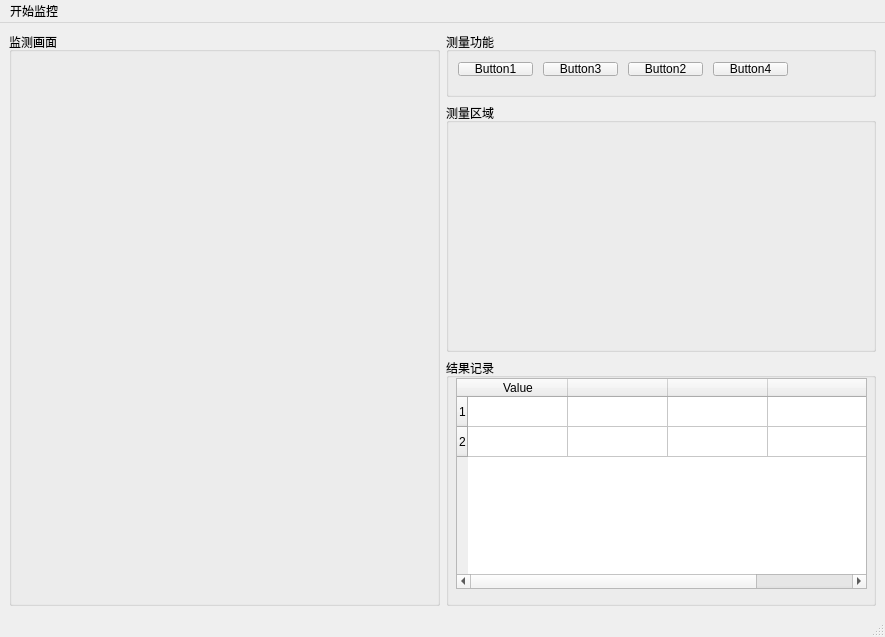
Before: the Qt Designer form main.ui in Bymas1997/pywindow, drawn with Qt 5.
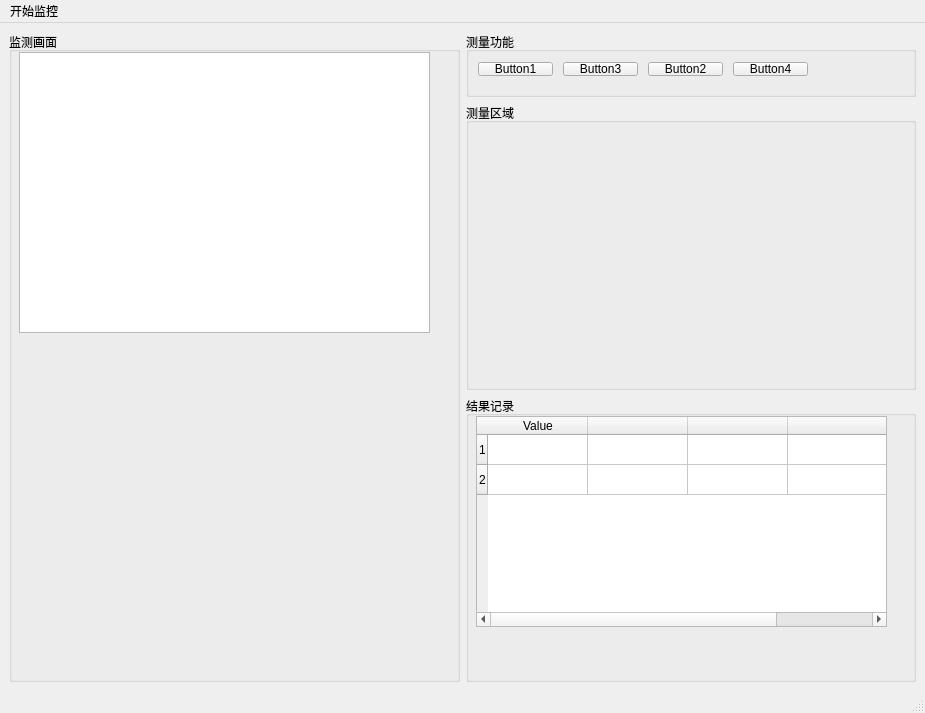
After: the same form once the commit is applied. Custom widgets are drawn as their Qt base class.

Patch:
```diff
--- a/main.ui
+++ b/main.ui
@@ -6,8 +6,8 @@
    <rect>
     <x>0</x>
     <y>0</y>
-    <width>885</width>
-    <height>637</height>
+    <width>925</width>
+    <height>713</height>
    </rect>
   </property>
   <property name="windowTitle">
@@ -18,10 +18,38 @@
     <item row="0" column="0">
      <layout class="QHBoxLayout" name="horizontalLayout_2">
       <item>
-       <widget class="PlotWidget" name="inspect">
+       <widget class="QGroupBox" name="inspect">
         <property name="title">
          <string>监测画面</string>
         </property>
+        <widget class="QGraphicsView" name="graphicsView">
+         <property name="geometry">
+          <rect>
+           <x>10</x>
+           <y>20</y>
+           <width>411</width>
+           <height>281</height>
+          </rect>
+         </property>
+         <property name="backgroundBrush">
+          <brush brushstyle="SolidPattern">
+           <color alpha="255">
+            <red>42</red>
+            <green>207</green>
+            <blue>196</blue>
+           </color>
+          </brush>
+         </property>
+         <property name="foregroundBrush">
+          <brush brushstyle="Dense5Pattern">
+           <color alpha="255">
+            <red>0</red>
+            <green>0</green>
+            <blue>0</blue>
+           </color>
+          </brush>
+         </property>
+        </widget>
        </widget>
       </item>
       <item>
@@ -175,7 +203,7 @@
     <rect>
      <x>0</x>
      <y>0</y>
-     <width>885</width>
+     <width>925</width>
      <height>23</height>
     </rect>
    </property>
@@ -188,14 +216,6 @@
   </widget>
   <widget class="QStatusBar" name="statusbar"/>
  </widget>
- <customwidgets>
-  <customwidget>
-   <class>PlotWidget</class>
-   <extends>QGroupBox</extends>
-   <header>plotgraph</header>
-   <container>1</container>
-  </customwidget>
- </customwidgets>
  <resources/>
  <connections/>
 </ui>
```
